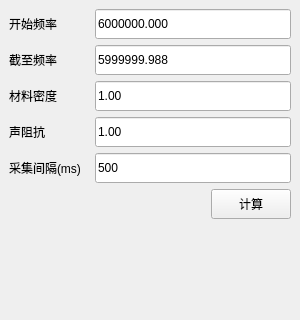
Before: the Qt Designer form calc_tf.ui in xmartinly/calctf, drawn with Qt 5.
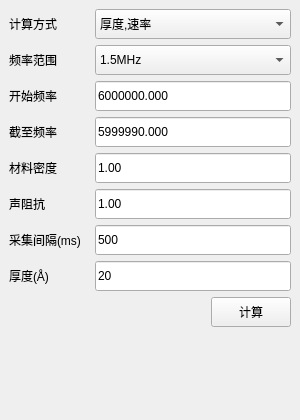
After: the same form once the commit is applied.

Commit message: %USERDOMAIN%\%username%  %date:~0,4%%date:~5,2%%date:~8,2%.%time:~0,2%%time:~3,2%%time:~6,2%

The edit to the form file:
```diff
--- a/calc_tf.ui
+++ b/calc_tf.ui
@@ -7,19 +7,19 @@
     <x>0</x>
     <y>0</y>
     <width>300</width>
-    <height>320</height>
+    <height>420</height>
    </rect>
   </property>
   <property name="minimumSize">
    <size>
     <width>300</width>
-    <height>320</height>
+    <height>420</height>
    </size>
   </property>
   <property name="maximumSize">
    <size>
-    <width>300</width>
-    <height>320</height>
+    <width>16777215</width>
+    <height>16777215</height>
    </size>
   </property>
   <property name="windowTitle">
@@ -28,63 +28,54 @@
   <widget class="QWidget" name="centralwidget">
    <property name="minimumSize">
     <size>
-     <width>300</width>
-     <height>300</height>
+     <width>0</width>
+     <height>0</height>
     </size>
    </property>
    <property name="maximumSize">
     <size>
-     <width>300</width>
-     <height>300</height>
+     <width>16777215</width>
+     <height>16777215</height>
     </size>
    </property>
    <layout class="QGridLayout" name="gridLayout_2">
-    <item row="2" column="0" colspan="2">
-     <widget class="QLabel" name="lbl_result">
-      <property name="minimumSize">
-       <size>
-        <width>0</width>
-        <height>30</height>
-       </size>
-      </property>
-      <property name="text">
-       <string/>
-      </property>
-     </widget>
-    </item>
     <item row="1" column="0">
-     <spacer name="horizontalSpacer">
-      <property name="orientation">
-       <enum>Qt::Horizontal</enum>
-      </property>
-      <property name="sizeHint" stdset="0">
-       <size>
-        <width>40</width>
-        <height>20</height>
-       </size>
-      </property>
-     </spacer>
+     <layout class="QHBoxLayout" name="horizontalLayout">
+      <item>
+       <spacer name="horizontalSpacer">
+        <property name="orientation">
+         <enum>Qt::Horizontal</enum>
+        </property>
+        <property name="sizeHint" stdset="0">
+         <size>
+          <width>40</width>
+          <height>20</height>
+         </size>
+        </property>
+       </spacer>
+      </item>
+      <item>
+       <widget class="QPushButton" name="btn_calc">
+        <property name="minimumSize">
+         <size>
+          <width>75</width>
+          <height>30</height>
+         </size>
+        </property>
+        <property name="toolTip">
+         <string/>
+        </property>
+        <property name="text">
+         <string>计算</string>
+        </property>
+       </widget>
+      </item>
+     </layout>
     </item>
-    <item row="1" column="1">
-     <widget class="QPushButton" name="btn_calc">
-      <property name="minimumSize">
-       <size>
-        <width>75</width>
-        <height>30</height>
-       </size>
-      </property>
-      <property name="toolTip">
-       <string/>
-      </property>
-      <property name="text">
-       <string>计算</string>
-      </property>
-     </widget>
-    </item>
-    <item row="0" column="0" colspan="2">
-     <layout class="QGridLayout" name="gridLayout" columnstretch="0,0">
-      <item row="4" column="0">
-       <widget class="QLabel" name="label_5">
+    <item row="0" column="0">
+     <layout class="QGridLayout" name="gridLayout">
+      <item row="0" column="0">
+       <widget class="QLabel" name="lb_method">
         <property name="minimumSize">
          <size>
           <width>80</width>
@@ -95,27 +86,134 @@
          <string>Start/Stop frequency sample interval</string>
         </property>
         <property name="text">
-         <string>采集间隔(ms)</string>
+         <string>计算方式</string>
+        </property>
+       </widget>
+      </item>
+      <item row="0" column="1">
+       <widget class="QComboBox" name="cb_method">
+        <property name="minimumSize">
+         <size>
+          <width>135</width>
+          <height>30</height>
+         </size>
+        </property>
+        <item>
+         <property name="text">
+          <string>厚度,速率</string>
+         </property>
+        </item>
+        <item>
+         <property name="text">
+          <string>频率,寿命</string>
+         </property>
+        </item>
+       </widget>
+      </item>
+      <item row="1" column="0">
+       <widget class="QLabel" name="lb_freq_range">
+        <property name="minimumSize">
+         <size>
+          <width>80</width>
+          <height>30</height>
+         </size>
+        </property>
+        <property name="toolTip">
+         <string>Start frequency</string>
+        </property>
+        <property name="text">
+         <string>频率范围</string>
         </property>
        </widget>
       </item>
       <item row="1" column="1">
-       <widget class="QLineEdit" name="le_freq_stop">
+       <widget class="QComboBox" name="cb_freq_range">
         <property name="minimumSize">
          <size>
           <width>135</width>
           <height>30</height>
          </size>
         </property>
-        <property name="text">
-         <string>5999999.988</string>
+        <property name="toolTip">
+         <string>IC6, Cygnus2选择1.5MHz</string>
         </property>
-        <property name="maxLength">
-         <number>11</number>
-        </property>
+        <item>
+         <property name="text">
+          <string>1.5MHz</string>
+         </property>
+        </item>
+        <item>
+         <property name="text">
+          <string>1MHz</string>
+         </property>
+        </item>
        </widget>
       </item>
       <item row="2" column="0">
+       <widget class="QLabel" name="lb_f_q">
+        <property name="minimumSize">
+         <size>
+          <width>80</width>
+          <height>30</height>
+         </size>
+        </property>
+        <property name="toolTip">
+         <string>Start frequency</string>
+        </property>
+        <property name="text">
+         <string>开始频率</string>
+        </property>
+       </widget>
+      </item>
+      <item row="2" column="1">
+       <widget class="QLineEdit" name="le_freq_start">
+        <property name="minimumSize">
+         <size>
+          <width>135</width>
+          <height>30</height>
+         </size>
+        </property>
+        <property name="text">
+         <string>6000000.000</string>
+        </property>
+        <property name="maxLength">
+         <number>11</number>
+        </property>
+       </widget>
+      </item>
+      <item row="3" column="0">
+       <widget class="QLabel" name="lb_f_c">
+        <property name="minimumSize">
+         <size>
+          <width>80</width>
+          <height>30</height>
+         </size>
+        </property>
+        <property name="toolTip">
+         <string>Stop frequency</string>
+        </property>
+        <property name="text">
+         <string>截至频率</string>
+        </property>
+       </widget>
+      </item>
+      <item row="3" column="1">
+       <widget class="QLineEdit" name="le_freq_stop">
+        <property name="minimumSize">
+         <size>
+          <width>135</width>
+          <height>30</height>
+         </size>
+        </property>
+        <property name="text">
+         <string>5999990.000</string>
+        </property>
+        <property name="maxLength">
+         <number>11</number>
+        </property>
+       </widget>
+      </item>
+      <item row="4" column="0">
        <widget class="QLabel" name="label_3">
         <property name="minimumSize">
          <size>
@@ -132,35 +230,6 @@
        </widget>
       </item>
       <item row="4" column="1">
-       <widget class="QLineEdit" name="le_meas_itl">
-        <property name="minimumSize">
-         <size>
-          <width>135</width>
-          <height>30</height>
-         </size>
-        </property>
-        <property name="text">
-         <string>500</string>
-        </property>
-       </widget>
-      </item>
-      <item row="1" column="0">
-       <widget class="QLabel" name="lb_f_c">
-        <property name="minimumSize">
-         <size>
-          <width>80</width>
-          <height>30</height>
-         </size>
-        </property>
-        <property name="toolTip">
-         <string>Stop frequency</string>
-        </property>
-        <property name="text">
-         <string>截至频率</string>
-        </property>
-       </widget>
-      </item>
-      <item row="2" column="1">
        <widget class="QLineEdit" name="le_matl_d">
         <property name="minimumSize">
          <size>
@@ -173,52 +242,7 @@
         </property>
        </widget>
       </item>
-      <item row="0" column="1">
-       <widget class="QLineEdit" name="le_freq_start">
-        <property name="minimumSize">
-         <size>
-          <width>135</width>
-          <height>30</height>
-         </size>
-        </property>
-        <property name="text">
-         <string>6000000.000</string>
-        </property>
-        <property name="maxLength">
-         <number>11</number>
-        </property>
-       </widget>
-      </item>
-      <item row="3" column="1">
-       <widget class="QLineEdit" name="le_matl_z">
-        <property name="minimumSize">
-         <size>
-          <width>135</width>
-          <height>30</height>
-         </size>
-        </property>
-        <property name="text">
-         <string>1.00</string>
-        </property>
-       </widget>
-      </item>
-      <item row="0" column="0">
-       <widget class="QLabel" name="lb_f_q">
-        <property name="minimumSize">
-         <size>
-          <width>80</width>
-          <height>30</height>
-         </size>
-        </property>
-        <property name="toolTip">
-         <string>Start frequency</string>
-        </property>
-        <property name="text">
-         <string>开始频率</string>
-        </property>
-       </widget>
-      </item>
-      <item row="3" column="0">
+      <item row="5" column="0">
        <widget class="QLabel" name="label_4">
         <property name="minimumSize">
          <size>
@@ -234,8 +258,98 @@
         </property>
        </widget>
       </item>
+      <item row="5" column="1">
+       <widget class="QLineEdit" name="le_matl_z">
+        <property name="minimumSize">
+         <size>
+          <width>135</width>
+          <height>30</height>
+         </size>
+        </property>
+        <property name="text">
+         <string>1.00</string>
+        </property>
+       </widget>
+      </item>
+      <item row="6" column="0">
+       <widget class="QLabel" name="lb_meas_itl">
+        <property name="minimumSize">
+         <size>
+          <width>80</width>
+          <height>30</height>
+         </size>
+        </property>
+        <property name="toolTip">
+         <string>Start/Stop frequency sample interval</string>
+        </property>
+        <property name="text">
+         <string>采集间隔(ms)</string>
+        </property>
+       </widget>
+      </item>
+      <item row="6" column="1">
+       <widget class="QLineEdit" name="le_meas_itl">
+        <property name="minimumSize">
+         <size>
+          <width>135</width>
+          <height>30</height>
+         </size>
+        </property>
+        <property name="text">
+         <string>500</string>
+        </property>
+       </widget>
+      </item>
+      <item row="7" column="0">
+       <widget class="QLabel" name="lb_thck">
+        <property name="minimumSize">
+         <size>
+          <width>80</width>
+          <height>30</height>
+         </size>
+        </property>
+        <property name="toolTip">
+         <string>Start/Stop frequency sample interval</string>
+        </property>
+        <property name="text">
+         <string>厚度(Å)</string>
+        </property>
+       </widget>
+      </item>
+      <item row="7" column="1">
+       <widget class="QLineEdit" name="le_thck">
+        <property name="minimumSize">
+         <size>
+          <width>135</width>
+          <height>30</height>
+         </size>
+        </property>
+        <property name="text">
+         <string>20</string>
+        </property>
+       </widget>
+      </item>
      </layout>
     </item>
+    <item row="2" column="0">
+     <widget class="QLabel" name="lbl_result">
+      <property name="minimumSize">
+       <size>
+        <width>0</width>
+        <height>40</height>
+       </size>
+      </property>
+      <property name="font">
+       <font>
+        <pointsize>10</pointsize>
+        <bold>true</bold>
+       </font>
+      </property>
+      <property name="text">
+       <string/>
+      </property>
+     </widget>
+    </item>
    </layout>
   </widget>
  </widget>
```
Left out of the diff: 2 changed lines with no effect on the pictures. The commit also changes 2 other files.
